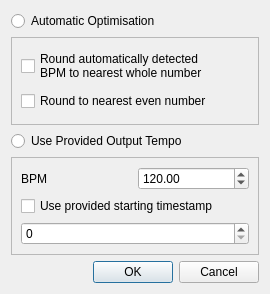
First picture: the form in optimisationoptionsdialog.ui, repository memmaa/cock-heroine, before the edit.
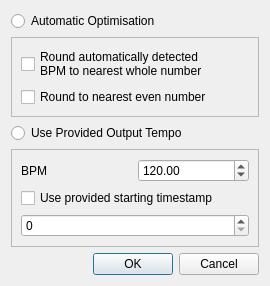
Second picture: the form after the edit.

Patch:
```diff
--- a/optimisationoptionsdialog.ui
+++ b/optimisationoptionsdialog.ui
@@ -7,7 +7,7 @@
     <x>0</x>
     <y>0</y>
     <width>270</width>
-    <height>294</height>
+    <height>265</height>
    </rect>
   </property>
   <property name="windowTitle">
```
